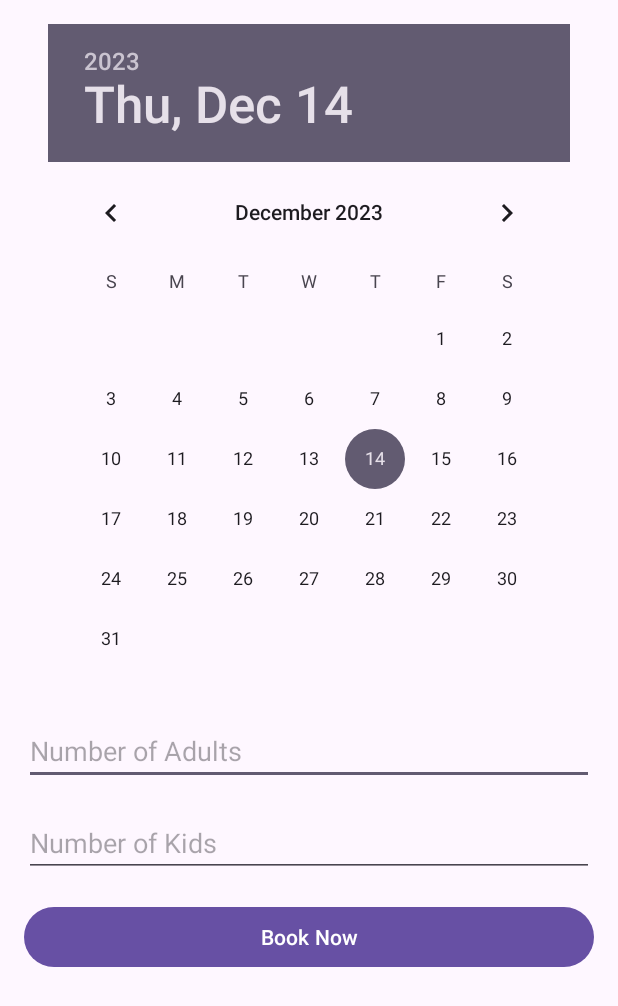
After one commit to explonewolf/COMP2000, an Android app: the BookingActivity screen opened directly, with no data from a screen before it, on a phone screen of 412 x 824 dp. The commit adds this screen. Shown: the top 1006 px of the screen. Run offline under Robolectric (Android 15) with nearby library versions, the phone set to English and light mode, and no system bars.

Commit message:
booking system

```diff
--- /dev/null
+++ b/MyApplication2/app/src/main/java/com/example/myapplication/BookingActivity.java
@@ -0,0 +1,59 @@
+// BookingActivity.java
+package com.example.myapplication;
+
+import android.content.Intent;
+import android.os.Bundle;
+import android.view.View;
+import android.widget.Button;
+import android.widget.DatePicker;
+import android.widget.EditText;
+import android.widget.Toast;
+
+import androidx.appcompat.app.AppCompatActivity;
+
+public class BookingActivity extends AppCompatActivity {
+
+    @Override
+    protected void onCreate(Bundle savedInstanceState) {
+        super.onCreate(savedInstanceState);
+        setContentView(R.layout.booking_layout);
+
+        final DatePicker datePicker = findViewById(R.id.datePicker);
+        final EditText adultsEditText = findViewById(R.id.editTextAdults);
+        final EditText kidsEditText = findViewById(R.id.editTextKids);
+        Button bookButton = findViewById(R.id.buttonBookNow);
+
+        bookButton.setOnClickListener(new View.OnClickListener() {
+            @Override
+            public void onClick(View view) {
+                // Get values from the UI
+                String selectedDate = getDateFromDatePicker(datePicker);
+                int numAdults = Integer.parseInt(adultsEditText.getText().toString());
+                int numKids = Integer.parseInt(kidsEditText.getText().toString());
+
+                // Check if the total number of attendees is within the limit (10)
+                if (numAdults + numKids <= 10) {
+                    showToast("Booking successful for " + selectedDate + "\nAdults: " + numAdults + "\nKids: " + numKids);
+
+                    // Use BookingActivity.this to refer to the activity as the Context
+                    Intent intent = new Intent(BookingActivity.this, TimeActivity.class);
+                    startActivity(intent);
+                } else {
+                    showToast("Exceeded maximum limit of 10 attendees.");
+                }
+            }
+        });
+    }
+
+    private void showToast(String message) {
+        Toast.makeText(this, message, Toast.LENGTH_SHORT).show();
+    }
+
+    private String getDateFromDatePicker(DatePicker datePicker) {
+        int day = datePicker.getDayOfMonth();
+        int month = datePicker.getMonth() + 1;
+        int year = datePicker.getYear();
+
+        return String.format("%02d/%02d/%04d", month, day, year);
+    }
+}
--- /dev/null
+++ b/MyApplication2/app/src/main/res/layout/booking_layout.xml
@@ -0,0 +1,48 @@
+<!-- booking_layout.xml -->
+<RelativeLayout xmlns:android="http://schemas.android.com/apk/res/android"
+    xmlns:tools="http://schemas.android.com/tools"
+    android:layout_width="match_parent"
+    android:layout_height="match_parent"
+    android:padding="16dp"
+    tools:context=".BookingActivity">
+
+    <!-- Date selection (You can use DatePicker or any other date picker library) -->
+    <EditText
+        android:id="@+id/editTextAdults"
+        android:layout_width="match_parent"
+        android:layout_height="wrap_content"
+        android:layout_below="@id/datePicker"
+        android:layout_marginTop="16dp"
+        android:layout_marginBottom="16dp"
+        android:hint="Number of Adults"
+        android:inputType="number" />
+
+    <DatePicker
+        android:id="@+id/datePicker"
+        android:layout_width="wrap_content"
+        android:layout_height="wrap_content"
+        android:layout_centerHorizontal="true"
+        android:layout_marginBottom="16dp"
+        android:calendarViewShown="false"/>
+
+    <!-- Number of adults -->
+
+    <!-- Number of kids -->
+    <EditText
+        android:id="@+id/editTextKids"
+        android:layout_width="match_parent"
+        android:layout_height="wrap_content"
+        android:hint="Number of Kids"
+        android:inputType="number"
+        android:layout_below="@id/editTextAdults"
+        android:layout_marginBottom="16dp"/>
+
+    <!-- Booking button -->
+    <Button
+        android:id="@+id/buttonBookNow"
+        android:layout_width="match_parent"
+        android:layout_height="wrap_content"
+        android:text="Book Now"
+        android:layout_below="@id/editTextKids"/>
+
+</RelativeLayout>
```
Also changed, not shown: MyApplication2/app/src/main/AndroidManifest.xml (+13 -1 lines), MyApplication2/app/src/main/java/com/example/myapplication/MainActivity.java (+38 -19 lines), MyApplication2/app/src/main/java/com/example/myapplication/TimeActivity.java (added, +49 -0 lines), MyApplication2/app/src/main/res/layout/activity_main.xml (+20 -16 lines), MyApplication2/app/src/main/res/layout/time_layout.xml (added, +26 -0 lines).
